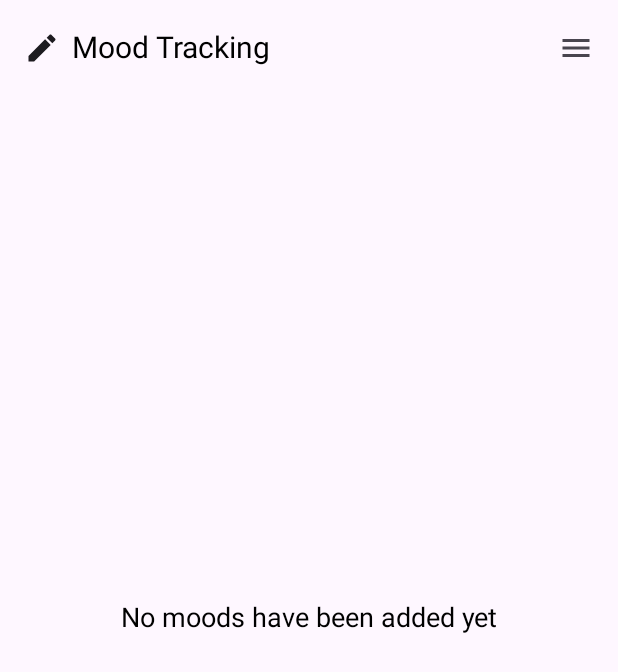
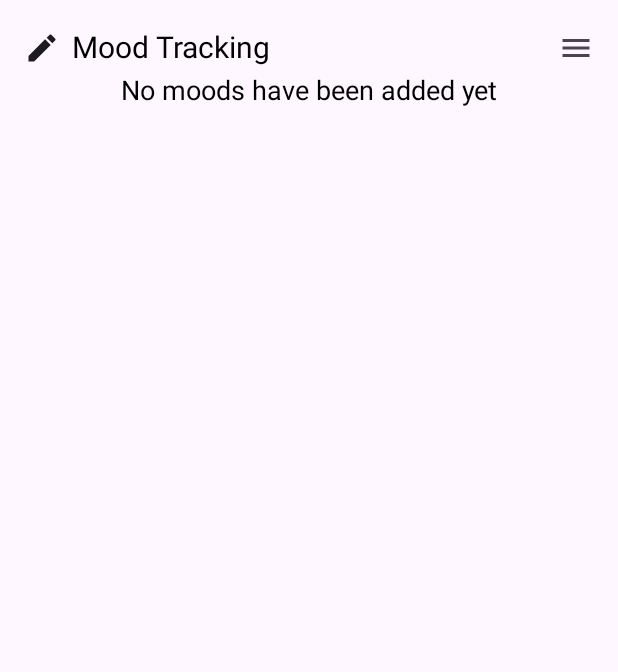
Before and after one commit to selemem/Gustavo_Final_Project, an Android app built with Jetpack Compose: the MoodActivity screen opened directly, with no data from a screen before it, on a phone screen of 412 x 824 dp. Shown: the top 672 px of the screen. Run offline under Robolectric (Android 15) with nearby library versions, the phone set to English and light mode, and no system bars.

Commit message:
Small UI changes on mood activity

```diff
--- a/app/src/main/java/com/example/gustavo_final_project/HomePageActivity.kt
+++ b/app/src/main/java/com/example/gustavo_final_project/HomePageActivity.kt
@@ -169,7 +169,9 @@ fun HomeContent(entries: List<Entry>, onItemClick: (Entry) -> Unit) {
         DefaultContent()
     } else {
         // Sort entries by date in descending order (newest to oldest)
-        val sortedEntries = entries.sortedByDescending { SimpleDateFormat("dd MMMM yyyy", Locale.getDefault()).parse(it.date) }
+        val sortedEntries = entries.sortedByDescending {
+            SimpleDateFormat("dd MMMM yyyy", Locale.getDefault()).parse(it.date) // Combine date and time if available
+        }
 
         Column(
             modifier = Modifier
--- a/app/src/main/java/com/example/gustavo_final_project/MoodActivity.kt
+++ b/app/src/main/java/com/example/gustavo_final_project/MoodActivity.kt
@@ -121,9 +121,8 @@ fun MoodContent(entries: List<Entry>, showMenu: Boolean) {
 
     if (!showMenu) {
         Column(
-            modifier = Modifier.fillMaxSize(),
-            verticalArrangement = Arrangement.Center,
-            horizontalAlignment = Alignment.CenterHorizontally
+            modifier = Modifier.fillMaxSize() .padding(top = 50.dp),
+            horizontalAlignment = Alignment.CenterHorizontally,
         ) {
             if (entries.isEmpty()) {
                 Text(
@@ -180,7 +179,7 @@ fun BarGraph(moodData: MoodData) {
         entries.forEach { (mood, count) ->
             Row(
                 verticalAlignment = Alignment.CenterVertically,
-                modifier = Modifier.padding(vertical = 16.dp) // Add more space between bars
+                modifier = Modifier.padding(vertical = 12.dp) // Add more space between bars
             ) {
                 // Place the emoji in front of the bar
                 Text(
```
